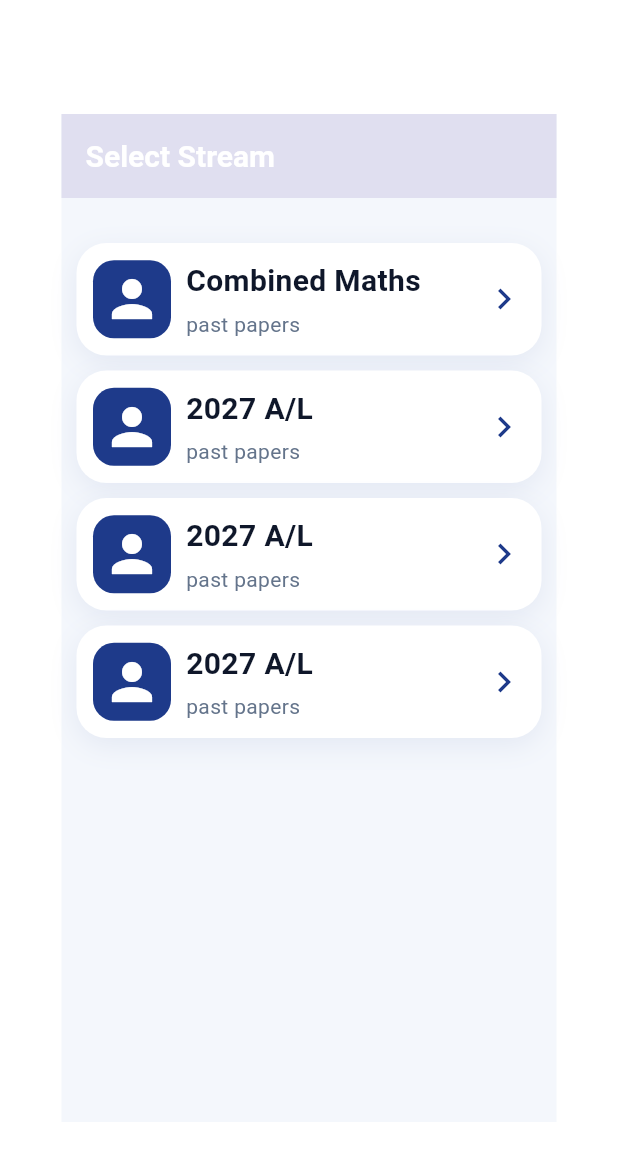
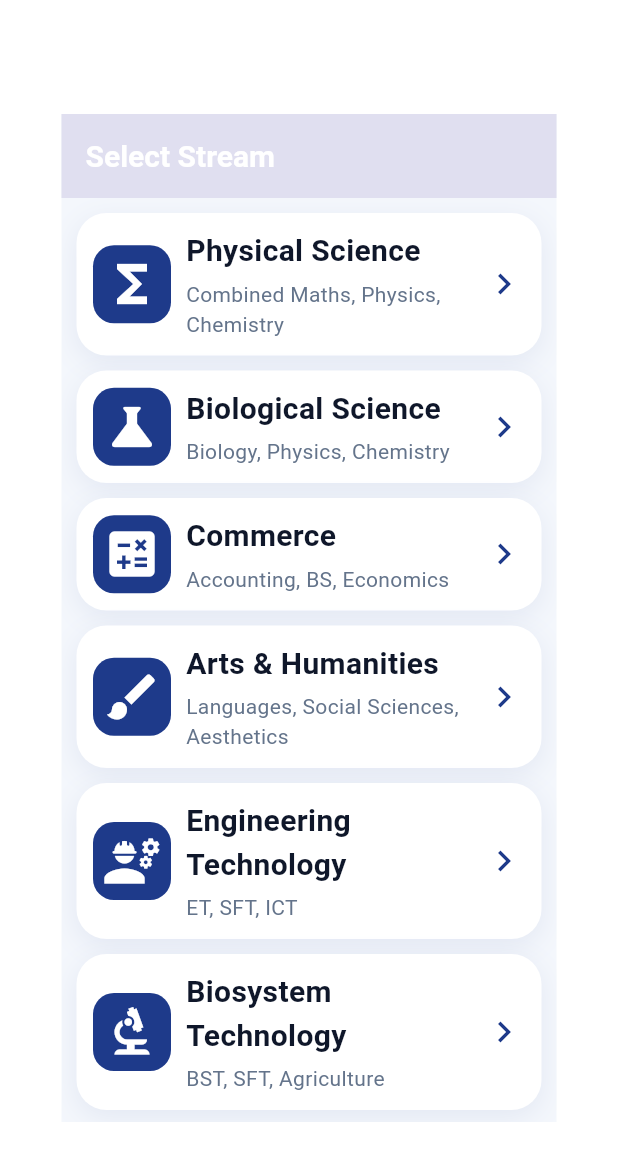
Before and after one commit to KalpaSulochana/learnova, a Flutter app: the screen it shows after launch, after a tap on "Advanced Level", on a phone screen of 412 x 824 dp. Shown: the top 1161 px of the screen. Run offline on Flutter 3.47's test engine with Material 3 defaults, Android fonts, the phone set to English and light mode, and no system bars.

Commit message:
add the al subject screen

```diff
--- /dev/null
+++ b/lib/alMathsSubjects.dart
@@ -0,0 +1,21 @@
+import 'package:flutter/material.dart';
+
+class AlmathssubjectScreen extends StatelessWidget {
+  const AlmathssubjectScreen({super.key});
+
+  @override
+  Widget build(BuildContext context) {
+    return MaterialApp(
+      debugShowCheckedModeBanner: false,
+      home: Scaffold(
+        body: Column(
+          children: [
+            Center(
+              child: Text("hi"),
+            )
+          ],
+        ),
+      ),
+    );
+  }
+}
--- a/lib/alStreamSelection.dart
+++ b/lib/alStreamSelection.dart
@@ -1,4 +1,5 @@
 import 'package:flutter/material.dart';
+import 'package:learnova/alMathsSubjects.dart';
 import 'package:learnova/colors.dart';
 import 'package:learnova/card.dart';
 
@@ -23,15 +24,20 @@ class alStreamSelectionScreen extends StatelessWidget {
             ),
           ),
         ),
-        body: Column(children: [
-          SizedBox(height: 30,),
-          buildCommonCard(Icons.person ,"Combined Maths","past papers"),
-          buildCommonCard(Icons.person ,"2027 A/L","past papers"),
-          buildCommonCard(Icons.person ,"2027 A/L","past papers"),
-          buildCommonCard(Icons.person ,"2027 A/L","past papers"),
+        body: SingleChildScrollView(
+          child: Column(children: [
 
-          ],
-          ),
+            SizedBox(height: 10,),
+            buildCommonCard(context, Icons.functions,"Physical Science","Combined Maths, Physics, Chemistry", AlmathssubjectScreen(),),
+            buildCommonCard(context, Icons.science ,"Biological Science","Biology, Physics, Chemistry",AlmathssubjectScreen(),),
+            buildCommonCard(context, Icons.calculate ,"Commerce","Accounting, BS, Economics",AlmathssubjectScreen(),),
+            buildCommonCard(context, Icons.brush ,"Arts & Humanities","Languages, Social Sciences, Aesthetics",AlmathssubjectScreen(),),
+            buildCommonCard(context, Icons.engineering ,"Engineering Technology","ET, SFT, ICT",AlmathssubjectScreen(),),
+            buildCommonCard(context, Icons.biotech ,"Biosystem Technology","BST, SFT, Agriculture",AlmathssubjectScreen(),),
+
+            ],
+            ),
+        ),
       ),
     );
   }
--- a/lib/card.dart
+++ b/lib/card.dart
@@ -1,22 +1,28 @@
 import 'package:flutter/material.dart';
 import 'package:learnova/colors.dart';
 
-Widget buildCommonCard(IconData icon, String title, String subtitle) {
+Widget buildCommonCard(
+  BuildContext context,
+  IconData icon,
+  String title,
+  String subtitle,
+  Widget toPage,
+) {
   return Padding(
-      padding: const EdgeInsets.only(left: 10,right: 10,bottom: 10,),
+    padding: const EdgeInsets.only(left: 10, right: 10, bottom: 10),
     child: Container(
         //margin: const EdgeInsets.only(bottom: 5),
         decoration: BoxDecoration(
           boxShadow: [
             BoxShadow(
-                color: primaryBlue.withOpacity(0.08),
+              color: primaryBlue.withValues(alpha: 0.08),
               blurRadius: 15,
               offset: const Offset(0, 5),
             ),
           ],
           color: cardWhite, // Dark card background
           borderRadius: BorderRadius.circular(20),
-          border: Border.all(color: Colors.white.withOpacity(0.05)),
+          border: Border.all(color: Colors.white.withValues(alpha: 0.05)),
         ),
         child: Material(
           color: Colors.transparent,
@@ -24,7 +30,7 @@ Widget buildCommonCard(IconData icon, String title, String subtitle) {
             borderRadius: BorderRadius.circular(20),
 
             onTap: () {
-              // Handle card tap
+        Navigator.push(context, MaterialPageRoute(builder: (context) => toPage),);
           },
             child: Padding(
               padding: const EdgeInsets.all(10.0),
@@ -39,7 +45,7 @@ Widget buildCommonCard(IconData icon, String title, String subtitle) {
                       borderRadius: BorderRadius.circular(14),
                     ),
                     alignment: Alignment.center,
-                    child: Icon(icon , size: 40, color: cardWhite,),
+                    child: Icon(icon, size: 40, color: cardWhite),
 
                     /*Text(
                           letter,
@@ -58,7 +64,7 @@ Widget buildCommonCard(IconData icon, String title, String subtitle) {
                       children: [
                         Text(
                           title,
-                          style:  TextStyle(
+                          style: TextStyle(
                             color: textDark,
                             fontSize: 20,
                             fontWeight: FontWeight.w600,
@@ -67,7 +73,7 @@ Widget buildCommonCard(IconData icon, String title, String subtitle) {
                         const SizedBox(height: 4),
                         Text(
                           subtitle,
-                          style:  TextStyle(
+                          style: TextStyle(
                             color: textLight, // Subtle grey text
                             fontSize: 14,
                           ),
@@ -76,16 +82,13 @@ Widget buildCommonCard(IconData icon, String title, String subtitle) {
                     ),
                   ),
                   // Chevron icon
-                   Icon(
-                    Icons.chevron_right,
-                    color: primaryBlue,
-                    size: 28,
-                  ),
+                  Icon(Icons.chevron_right, color: primaryBlue, size: 28),
                 ],
               ),
             ),
           ),
         ),
       ),
+
   );
 }
```
Lines whose indentation alone changed are shown as unchanged.
